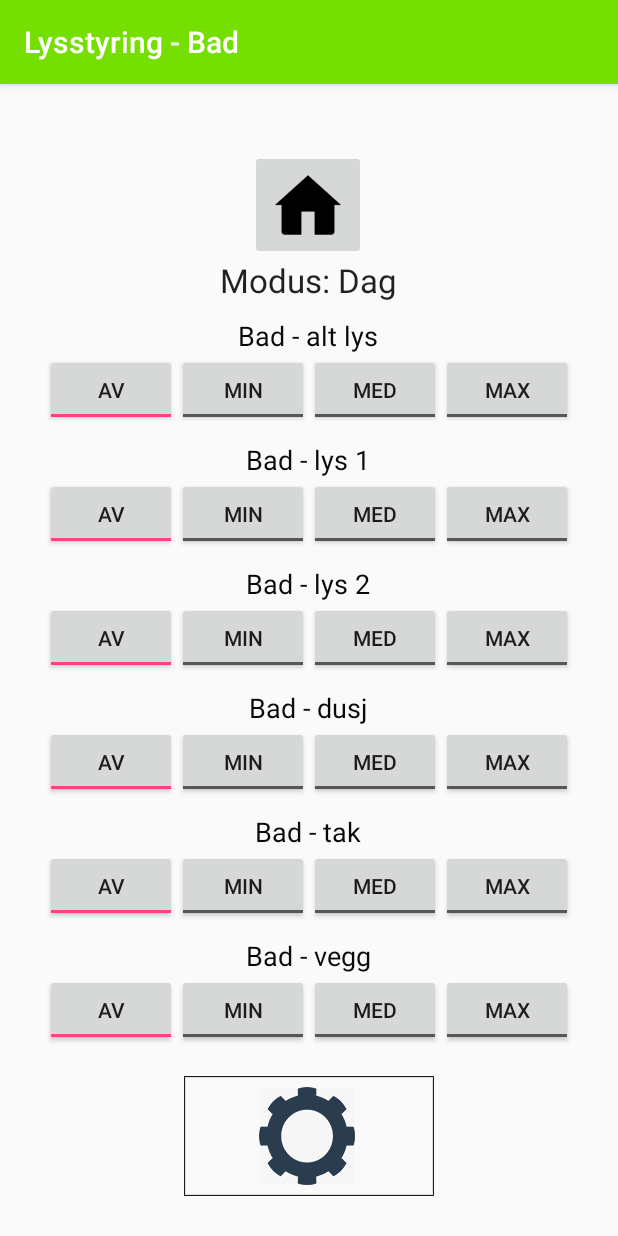
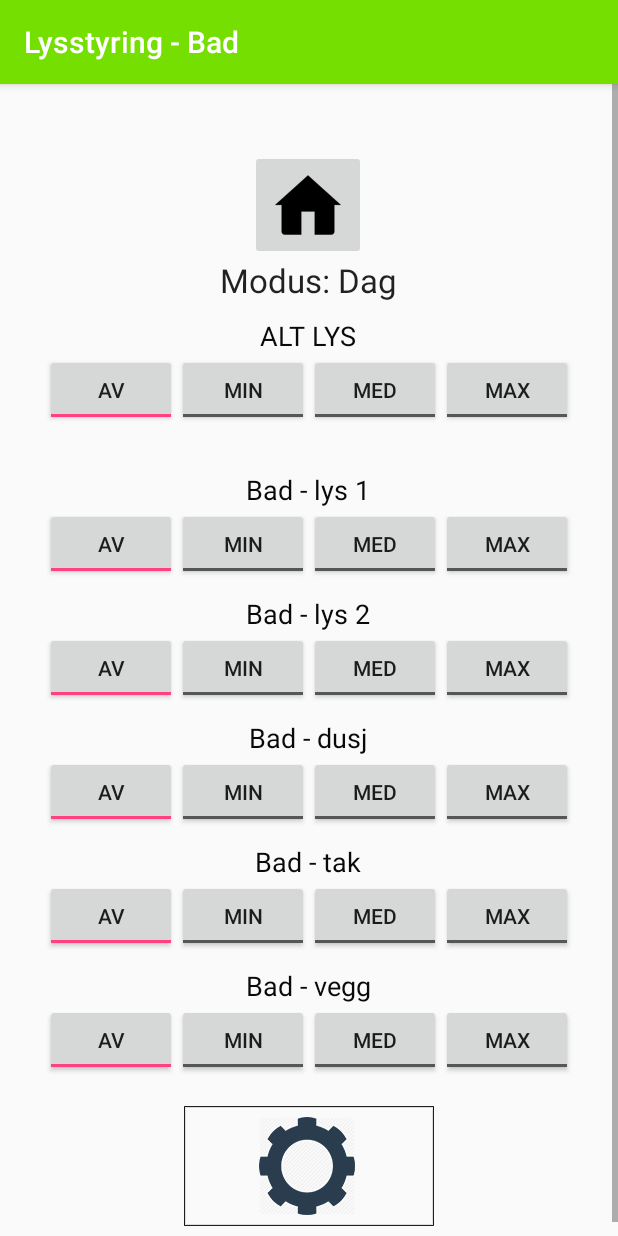
Before and after one commit to Hauken1/SHK-Applikasjon, an Android app: the LightingBathroom screen opened directly, with no data from a screen before it, on a phone screen of 412 x 824 dp. Run offline under Robolectric (Android 15) with nearby library versions, the phone set to English and light mode, and no system bars.

Commit message:
Litt GUI endringer og fikset en bug i glemt passord funksjonen

```diff
--- a/app/src/main/java/com/weebly/smarthusgruppen/shk_applikasjon/Leilighet/LightingBedroom2_2.java
+++ b/app/src/main/java/com/weebly/smarthusgruppen/shk_applikasjon/Leilighet/LightingBedroom2_2.java
@@ -325,6 +325,7 @@ public class LightingBedroom2_2 extends AppCompatActivity {
 
         light_setttings_button = (ImageButton) findViewById(R.id.settings_light);
         light_setttings_button.setOnClickListener(new View.OnClickListener() {
+
             public void onClick(View v)  {
                 settingsView();
             }
--- a/app/src/main/res/layout/activity_lighting_bathroom.xml
+++ b/app/src/main/res/layout/activity_lighting_bathroom.xml
@@ -43,7 +43,7 @@
             android:layout_height="wrap_content"
             android:textAppearance="?android:attr/textAppearanceMedium"
             android:text="@string/bad_l1"
-            android:layout_marginTop="10dp"
+            android:layout_marginTop="30dp"
             android:layout_gravity="center"
             android:id="@+id/textView3"
             android:layout_row="3"
--- a/app/src/main/res/layout/activity_lighting_bathroom_2.xml
+++ b/app/src/main/res/layout/activity_lighting_bathroom_2.xml
@@ -43,7 +43,7 @@
             android:layout_height="wrap_content"
             android:textAppearance="?android:attr/textAppearanceMedium"
             android:text="@string/bad_l1"
-            android:layout_marginTop="10dp"
+            android:layout_marginTop="30dp"
             android:layout_gravity="center"
             android:id="@+id/textView3"
             android:layout_row="3"
--- a/app/src/main/res/layout/activity_lighting_bathroom_3.xml
+++ b/app/src/main/res/layout/activity_lighting_bathroom_3.xml
@@ -43,7 +43,7 @@
             android:layout_height="wrap_content"
             android:textAppearance="?android:attr/textAppearanceMedium"
             android:text="@string/bad_wl"
-            android:layout_marginTop="10dp"
+            android:layout_marginTop="30dp"
             android:layout_gravity="center"
             android:id="@+id/textView3"
             android:layout_row="3"
--- a/app/src/main/res/layout/activity_lighting_hallway.xml
+++ b/app/src/main/res/layout/activity_lighting_hallway.xml
@@ -42,7 +42,7 @@
             android:layout_height="wrap_content"
             android:textAppearance="?android:attr/textAppearanceMedium"
             android:text="@string/hall_in"
-            android:layout_marginTop="10dp"
+            android:layout_marginTop="30dp"
             android:layout_gravity="center"
             android:id="@+id/textView3"
             android:layout_row="3"
--- a/app/src/main/res/layout/activity_lighting_hallway_2.xml
+++ b/app/src/main/res/layout/activity_lighting_hallway_2.xml
@@ -56,7 +56,7 @@
             android:layout_height="wrap_content"
             android:textAppearance="?android:attr/textAppearanceMedium"
             android:text="@string/hall_in"
-            android:layout_marginTop="10dp"
+            android:layout_marginTop="30dp"
             android:layout_gravity="center"
             android:id="@+id/textView3"
             android:layout_row="3"
--- a/app/src/main/res/layout/activity_lighting_living_room.xml
+++ b/app/src/main/res/layout/activity_lighting_living_room.xml
@@ -43,7 +43,7 @@
                 android:layout_height="wrap_content"
                 android:textAppearance="?android:attr/textAppearanceMedium"
                 android:text="@string/lr_win"
-                android:layout_marginTop="10dp"
+                android:layout_marginTop="30dp"
                 android:layout_gravity="center"
                 android:id="@+id/textView3"
                 android:layout_row="3"
--- a/app/src/main/res/layout/activity_lighting_office_2.xml
+++ b/app/src/main/res/layout/activity_lighting_office_2.xml
@@ -56,7 +56,7 @@
             android:layout_height="wrap_content"
             android:textAppearance="?android:attr/textAppearanceMedium"
             android:text="@string/lau_wl"
-            android:layout_marginTop="10dp"
+            android:layout_marginTop="30dp"
             android:layout_gravity="center"
             android:id="@+id/textView2"
             android:layout_row="3"
@@ -64,8 +64,6 @@
             android:layout_column="1"
             android:textColor="#090909"
             />
-
-
 
         <ToggleButton
             android:layout_width="wrap_content"
--- a/app/src/main/res/values/strings.xml
+++ b/app/src/main/res/values/strings.xml
@@ -74,7 +74,7 @@
     <string name="sk_roof1">Stue v/kjøkken - vegg v/gang</string>
     <string name="sk_roof2">Stue v/kjøkken - tak</string>
     <string name="sk_all">ALT LYS</string>
-    <string name="bad_all">Bad - alt lys</string>
+    <string name="bad_all">ALT LYS</string>
     <string name="bad_wl">Bad - vegg</string>
     <string name="bad_shower">Bad - dusj</string>
     <string name="bad_l1">Bad - lys 1</string>
```
Also changed, not shown: app/src/main/res/layout/activity_lighting_flat.xml (+5 -7 lines), app/src/main/res/layout/activity_lighting_kitchen.xml (+5 -5 lines), app/src/main/res/layout/activity_lighting_kitchen_2.xml (+5 -5 lines).
